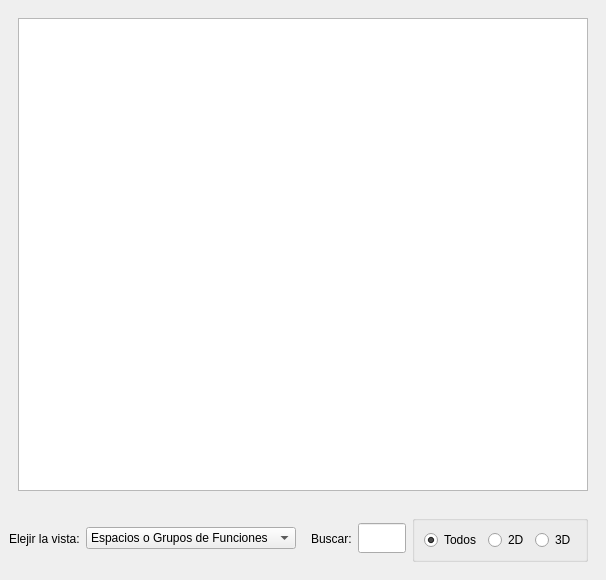
KDE/khipu, file src/dashboard.ui: the form before one commit.
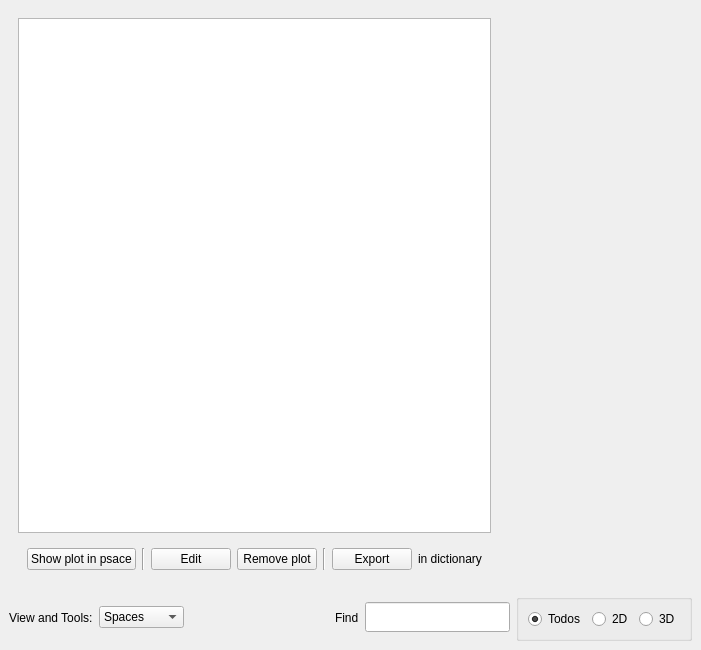
The form after the commit. The open tabs and pages were chosen to show the change. Icons and pictures are not drawn. Custom widgets are drawn as their Qt base class.

Commit message: Dashboard widget will contain 3 views: spaces, plots and the dictionary view

Diff of the .ui file:
```diff
--- a/src/dashboard.ui
+++ b/src/dashboard.ui
@@ -6,8 +6,8 @@
    <rect>
     <x>0</x>
     <y>0</y>
-    <width>606</width>
-    <height>580</height>
+    <width>701</width>
+    <height>650</height>
    </rect>
   </property>
   <property name="windowTitle">
@@ -27,15 +27,23 @@
        </sizepolicy>
       </property>
       <property name="currentIndex">
-       <number>1</number>
+       <number>0</number>
       </property>
-      <widget class="SpacesView" name="spaces"/>
+      <widget class="SpacesView" name="spaces">
+       <layout class="QHBoxLayout" name="horizontalLayout_3">
+        <item>
+         <widget class="QListView" name="spacesView"/>
+        </item>
+       </layout>
+      </widget>
       <widget class="QWidget" name="views_page2">
-       <layout class="QVBoxLayout" name="verticalLayout_4">
+       <layout class="QHBoxLayout" name="horizontalLayout_5">
         <item>
-         <widget class="QTreeView" name="functions">
+         <layout class="QVBoxLayout" name="verticalLayout_3">
+          <item>
+           <widget class="QTreeView" name="plotsView">
           <property name="sizePolicy">
-           <sizepolicy hsizetype="Expanding" vsizetype="Preferred">
+             <sizepolicy hsizetype="Expanding" vsizetype="Expanding">
             <horstretch>0</horstretch>
             <verstretch>0</verstretch>
            </sizepolicy>
@@ -46,17 +54,163 @@
           <property name="editTriggers">
            <set>QAbstractItemView::NoEditTriggers</set>
           </property>
+            <property name="tabKeyNavigation">
+             <bool>true</bool>
+            </property>
+            <property name="showDropIndicator" stdset="0">
+             <bool>false</bool>
+            </property>
+            <property name="alternatingRowColors">
+             <bool>true</bool>
+            </property>
+            <property name="selectionBehavior">
+             <enum>QAbstractItemView::SelectRows</enum>
+            </property>
           <property name="rootIsDecorated">
            <bool>false</bool>
           </property>
           <property name="itemsExpandable">
            <bool>false</bool>
           </property>
+            <property name="wordWrap">
+             <bool>true</bool>
+            </property>
           <property name="expandsOnDoubleClick">
            <bool>false</bool>
           </property>
          </widget>
         </item>
+          <item>
+           <layout class="QHBoxLayout" name="horizontalLayout_4">
+            <item>
+             <widget class="QStackedWidget" name="stackedWidget_2">
+              <property name="sizePolicy">
+               <sizepolicy hsizetype="Preferred" vsizetype="Fixed">
+                <horstretch>0</horstretch>
+                <verstretch>0</verstretch>
+               </sizepolicy>
+              </property>
+              <property name="currentIndex">
+               <number>0</number>
+              </property>
+              <widget class="QWidget" name="page_5">
+               <layout class="QHBoxLayout" name="horizontalLayout_7">
+                <item>
+                 <widget class="QPushButton" name="pushButton">
+                  <property name="text">
+                   <string>Show plot in psace</string>
+                  </property>
+                 </widget>
+                </item>
+                <item>
+                 <widget class="Line" name="line_2">
+                  <property name="orientation">
+                   <enum>Qt::Vertical</enum>
+                  </property>
+                 </widget>
+                </item>
+                <item>
+                 <widget class="QPushButton" name="editPlot">
+                  <property name="text">
+                   <string>Edit</string>
+                  </property>
+                  <property name="icon">
+                   <iconset theme="formula">
+                    <normaloff/>
+                   </iconset>
+                  </property>
+                 </widget>
+                </item>
+                <item>
+                 <widget class="QPushButton" name="removePlot">
+                  <property name="text">
+                   <string>Remove plot</string>
+                  </property>
+                  <property name="icon">
+                   <iconset theme="list-remove">
+                    <normaloff/>
+                   </iconset>
+                  </property>
+                 </widget>
+                </item>
+                <item>
+                 <widget class="Line" name="line">
+                  <property name="orientation">
+                   <enum>Qt::Vertical</enum>
+                  </property>
+                 </widget>
+                </item>
+                <item>
+                 <widget class="QPushButton" name="exporttodictionary">
+                  <property name="text">
+                   <string>Export</string>
+                  </property>
+                 </widget>
+                </item>
+                <item>
+                 <widget class="QLabel" name="label_2">
+                  <property name="text">
+                   <string>in dictionary</string>
+                  </property>
+                 </widget>
+                </item>
+               </layout>
+              </widget>
+              <widget class="QWidget" name="page_6">
+               <layout class="QHBoxLayout" name="horizontalLayout_8">
+                <item>
+                 <widget class="QPushButton" name="editPlot_2">
+                  <property name="text">
+                   <string>Show details</string>
+                  </property>
+                  <property name="icon">
+                   <iconset theme="formula">
+                    <normaloff/>
+                   </iconset>
+                  </property>
+                 </widget>
+                </item>
+                <item>
+                 <widget class="Line" name="line_4">
+                  <property name="orientation">
+                   <enum>Qt::Vertical</enum>
+                  </property>
+                 </widget>
+                </item>
+                <item>
+                 <widget class="QPushButton" name="exporttodictionary_2">
+                  <property name="text">
+                   <string>import</string>
+                  </property>
+                 </widget>
+                </item>
+                <item>
+                 <widget class="QLabel" name="label_4">
+                  <property name="text">
+                   <string>in currentdoc</string>
+                  </property>
+                 </widget>
+                </item>
+               </layout>
+              </widget>
+             </widget>
+            </item>
+           </layout>
+          </item>
+         </layout>
+        </item>
+        <item>
+         <widget class="QStackedWidget" name="stackedWidget">
+          <property name="sizePolicy">
+           <sizepolicy hsizetype="Preferred" vsizetype="Expanding">
+            <horstretch>0</horstretch>
+            <verstretch>0</verstretch>
+           </sizepolicy>
+          </property>
+          <widget class="QWidget" name="page"/>
+          <widget class="QWidget" name="page_2"/>
+         </widget>
+        </item>
        </layout>
       </widget>
      </widget>
@@ -66,7 +220,7 @@
       <item>
        <widget class="QLabel" name="label">
         <property name="text">
-         <string>Elejir la vista:</string>
+         <string>View and Tools:</string>
         </property>
        </widget>
       </item>
@@ -80,18 +234,28 @@
         </property>
         <item>
          <property name="text">
-          <string>Espacios o Grupos de Funciones</string>
+          <string>Spaces</string>
          </property>
         </item>
         <item>
          <property name="text">
-          <string>Lista Total de Funciones</string>
+          <string>Plots</string>
+         </property>
+        </item>
+        <item>
+         <property name="text">
+          <string>Dictionary</string>
+         </property>
+         <property name="icon">
+          <iconset theme="accessories-dictionary">
+           <normaloff/>
+          </iconset>
          </property>
         </item>
        </widget>
       </item>
       <item>
-       <spacer name="horizontalSpacer_7">
+       <spacer name="horizontalSpacer">
         <property name="orientation">
          <enum>Qt::Horizontal</enum>
         </property>
@@ -104,88 +268,9 @@
        </spacer>
       </item>
       <item>
-       <widget class="QStackedWidget" name="filterStackedWidget">
-        <property name="sizePolicy">
-         <sizepolicy hsizetype="Preferred" vsizetype="Fixed">
-          <horstretch>0</horstretch>
-          <verstretch>0</verstretch>
-         </sizepolicy>
-        </property>
-        <property name="currentIndex">
-         <number>1</number>
-        </property>
-        <widget class="QWidget" name="page">
-         <layout class="QHBoxLayout" name="horizontalLayout_8">
-          <item>
-           <widget class="QLabel" name="label_2">
-            <property name="text">
-             <string>Buscar:</string>
-            </property>
-           </widget>
-          </item>
-          <item>
-           <widget class="KLineEdit" name="filterTextSpaces">
-            <property name="minimumSize">
-             <size>
-              <width>0</width>
-              <height>30</height>
-             </size>
-            </property>
-            <property name="maximumSize">
-             <size>
-              <width>16777215</width>
-              <height>30</height>
-             </size>
-            </property>
-           </widget>
-          </item>
-          <item>
-           <widget class="KButtonGroup" name="filterDimensionsSpaces">
-            <property name="title">
-             <string/>
-            </property>
-            <property name="flat">
-             <bool>false</bool>
-            </property>
-            <property name="current" stdset="0">
-             <number>0</number>
-            </property>
-            <layout class="QHBoxLayout" name="horizontalLayout_5">
-             <item>
-              <widget class="QRadioButton" name="filterAllSpaces">
-               <property name="text">
-                <string>Todos</string>
-               </property>
-               <property name="checked">
-                <bool>true</bool>
-               </property>
-              </widget>
-             </item>
-             <item>
-              <widget class="QRadioButton" name="filter2DSpaces">
-               <property name="text">
-                <string>2D</string>
-               </property>
-              </widget>
-             </item>
-             <item>
-              <widget class="QRadioButton" name="filter3DSpaces">
-               <property name="text">
-                <string>3D</string>
-               </property>
-              </widget>
-             </item>
-            </layout>
-           </widget>
-          </item>
-         </layout>
-        </widget>
-        <widget class="QWidget" name="page_2">
-         <layout class="QHBoxLayout" name="horizontalLayout_7">
-          <item>
            <widget class="QLabel" name="label_3">
             <property name="text">
-             <string>Buscar:</string>
+         <string>Find</string>
             </property>
            </widget>
           </item>
@@ -236,10 +321,6 @@
            </widget>
           </item>
          </layout>
-        </widget>
-       </widget>
-      </item>
-     </layout>
     </item>
    </layout>
   </widget>
```
Left out of the diff: 16 changed lines with no effect on the pictures. Lines whose indentation alone changed are shown as unchanged. The commit also changes 4 other files.
